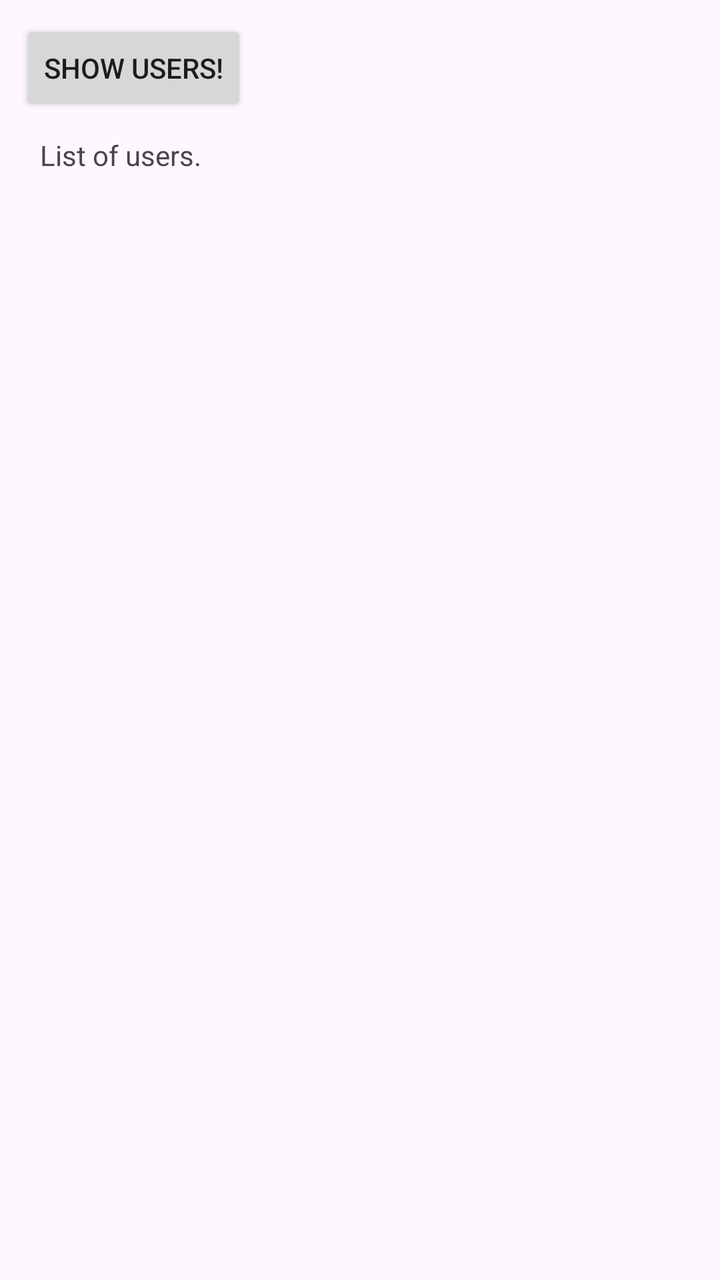
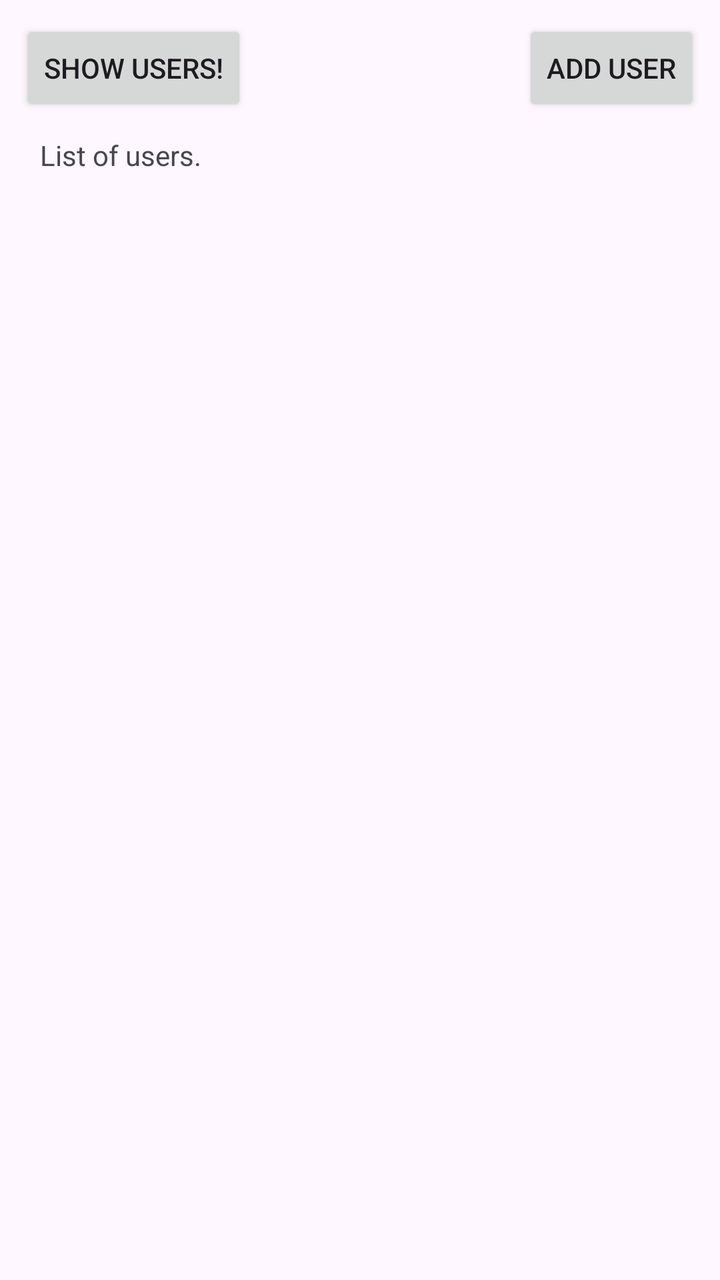

An Android layout rendered at two revisions. The XML below is the earlier revision; the diff shows what the commit changed to produce the second picture.
<!-- AndroidManifest.xml: application theme Theme.MyApplication -->
<!-- res/layout/activity_main.xml -->
<?xml version="1.0" encoding="utf-8"?>
<androidx.constraintlayout.widget.ConstraintLayout xmlns:android="http://schemas.android.com/apk/res/android"
    xmlns:app="http://schemas.android.com/apk/res-auto"
    xmlns:tools="http://schemas.android.com/tools"
    android:id="@+id/main"
    android:layout_width="match_parent"
    android:layout_height="match_parent"
    tools:context=".MainActivity">

    <TextView
        android:id="@+id/users"
        android:layout_width="wrap_content"
        android:layout_height="0dp"
        android:layout_marginLeft="20dp"
        android:layout_marginTop="10dp"
        android:layout_marginBottom="10dp"
        android:text="List of users."
        app:layout_constraintBottom_toBottomOf="parent"
        app:layout_constraintLeft_toLeftOf="parent"
        app:layout_constraintTop_toBottomOf="@+id/button"
        tools:layout_constraintLeft_creator="1"
        tools:layout_constraintTop_creator="1" />

    <Button
        android:id="@+id/button"
        android:layout_width="wrap_content"
        android:layout_height="wrap_content"
        android:layout_marginLeft="10dp"
        android:layout_marginTop="10dp"
        android:onClick="showUsers"
        android:text="Show users!"
        app:layout_constraintLeft_toLeftOf="parent"
        app:layout_constraintTop_toTopOf="parent"
        tools:layout_constraintLeft_creator="1"
        tools:layout_constraintTop_creator="1" />
</androidx.constraintlayout.widget.ConstraintLayout>
<!-- resources referenced by this layout -->
<resources>
  <style name="Theme.MyApplication" parent="Base.Theme.MyApplication" />
  <style name="Base.Theme.MyApplication" parent="Theme.Material3.DayNight.NoActionBar">
          
          
      </style>
</resources>

<!-- the commit's change to res/layout/activity_main.xml (unified diff, before → after) -->
@@ -33,4 +33,19 @@
         app:layout_constraintTop_toTopOf="parent"
         tools:layout_constraintLeft_creator="1"
         tools:layout_constraintTop_creator="1" />
+
+    <Button
+        android:id="@+id/addUserActivity"
+        android:layout_width="wrap_content"
+        android:layout_height="wrap_content"
+        android:layout_marginTop="10dp"
+        android:layout_marginRight="10dp"
+        android:onClick="addUserActivity"
+        android:text="Add user"
+        app:layout_constraintRight_toRightOf="parent"
+        app:layout_constraintTop_toTopOf="parent"
+        tools:layout_constraintRight_creator="1"
+        tools:layout_constraintTop_creator="1" />
+
+
 </androidx.constraintlayout.widget.ConstraintLayout>
